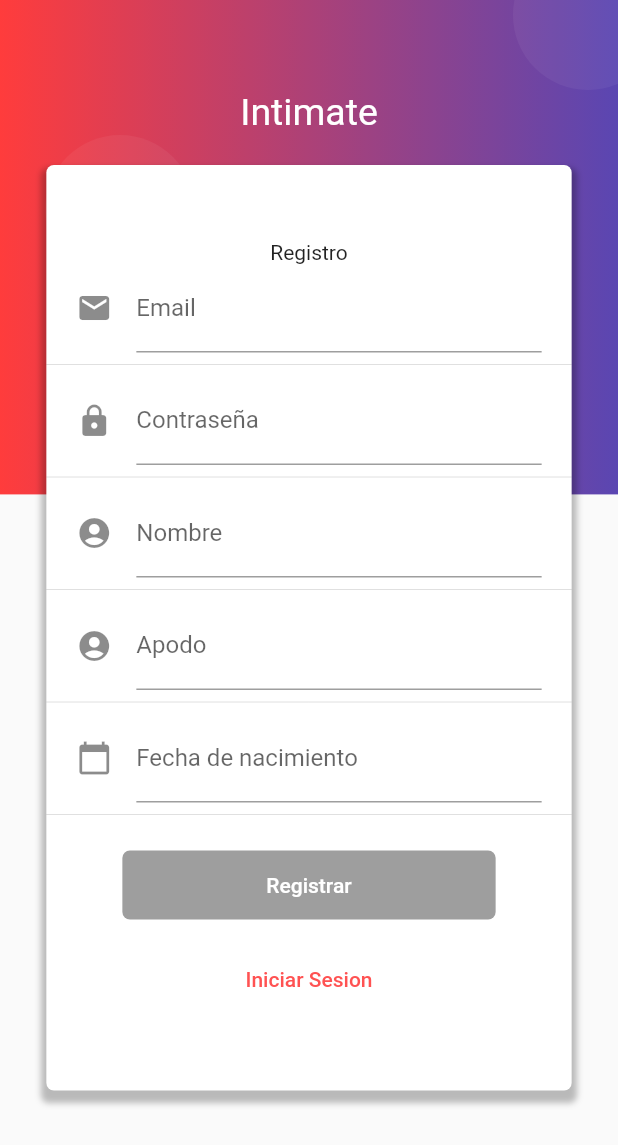
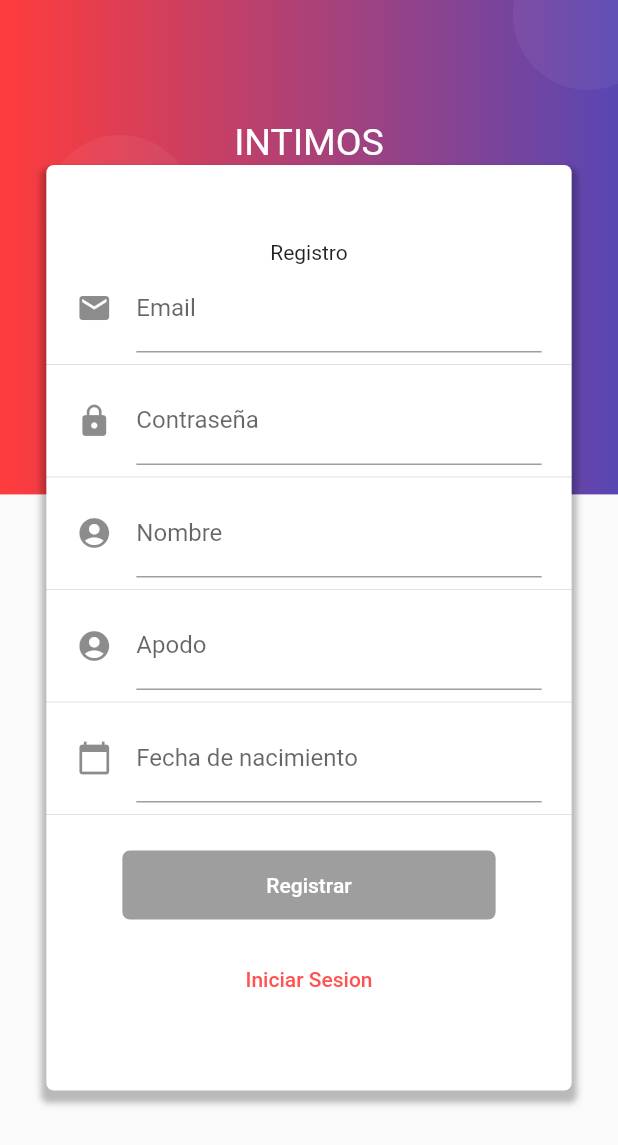
Before and after one commit to DentVega/intimate, a Flutter app: the SigUpPage screen opened by its route, on a phone screen of 412 x 824 dp. Shown: the top 1145 px of the screen. Run offline on Flutter 3.47's test engine with Material 2 defaults, Android fonts, the phone set to English and light mode, and no system bars; our stand-ins replace cloud_firestore, firebase_auth, flutter_map, latlong, rxdart; accounts and stored records are empty.

Commit message:
ubicacion de las iglesias

```diff
--- /dev/null
+++ b/lib/src/model/churches_model.dart
@@ -0,0 +1,21 @@
+import 'package:cloud_firestore/cloud_firestore.dart';
+
+class Church {
+  String uid;
+  String name;
+  String photo;
+  GeoPoint location;
+
+  Church({this.uid, this.name, this.photo, this.location});
+
+  factory Church.fromFirestore(DocumentSnapshot doc) {
+    Map data = doc.data;
+    return Church(
+      uid: data['uid'],
+      name: data['name'],
+      photo: data['photo'],
+      location: data['location']
+    );
+  }
+
+}
--- a/lib/src/pages/devotions_page.dart
+++ b/lib/src/pages/devotions_page.dart
@@ -22,6 +22,9 @@ class _DevotionsPageState extends State<DevotionsPage> {
           value: db.streamDevotion(),
           child: DevotionList(),
         ),
-    );
+        floatingActionButton: FloatingActionButton(
+          onPressed: () {},
+          child: Icon(Icons.add),
+        ));
   }
 }
--- a/lib/src/pages/ranking_page.dart
+++ b/lib/src/pages/ranking_page.dart
@@ -22,6 +22,7 @@ class _RankingPageState extends State<RankingPage> {
     return Stack(
       children: <Widget>[
         Container(
+          height: _screenSize.height * 0.9,
           child: FutureBuilder(
               future: auth.getCurrentUser(),
               builder: (BuildContext context, AsyncSnapshot<FirebaseUser> snapshot) {
@@ -39,7 +40,7 @@ class _RankingPageState extends State<RankingPage> {
               }),
         ),
         Container(
-          margin: EdgeInsets.only(top: 70.0),
+          margin: EdgeInsets.only(top:140.0),
           child: _listProfiles(),
         )
       ],
--- a/lib/src/widgets/widget_util.dart
+++ b/lib/src/widgets/widget_util.dart
@@ -173,19 +173,20 @@ class WidgetUtil {
           padding: EdgeInsets.only(top: 50.0),
           child: Column(
             children: <Widget>[
-              containIcon
-                  ? Icon(
-                      Icons.person_pin_circle,
-                      color: Colors.white,
-                      size: 100.0,
-                    )
-                  : Container(),
+              SizedBox(
+                height: 30.0,
+                width: double.infinity,
+              ),
+              Text(
+                'INTIMOS',
+                style: TextStyle(color: Colors.white, fontSize: 25.0),
+              ),
               SizedBox(
                 height: 10.0,
                 width: double.infinity,
               ),
               Text(
-                'Intimate',
+                'La Banda',
                 style: TextStyle(color: Colors.white, fontSize: 25.0),
               )
             ],
```
Also changed, not shown: lib/src/pages/map_location.dart (+66 -19 lines), lib/src/pages/sigup_page.dart (+7 -3 lines), lib/src/providers/cloud_firestore_api.dart (+8 -0 lines), lib/src/widgets/profile_ranking.dart (+11 -9 lines), lib/src/widgets/profile_widget.dart (+7 -4 lines). Lines whose indentation alone changed are shown as unchanged.
